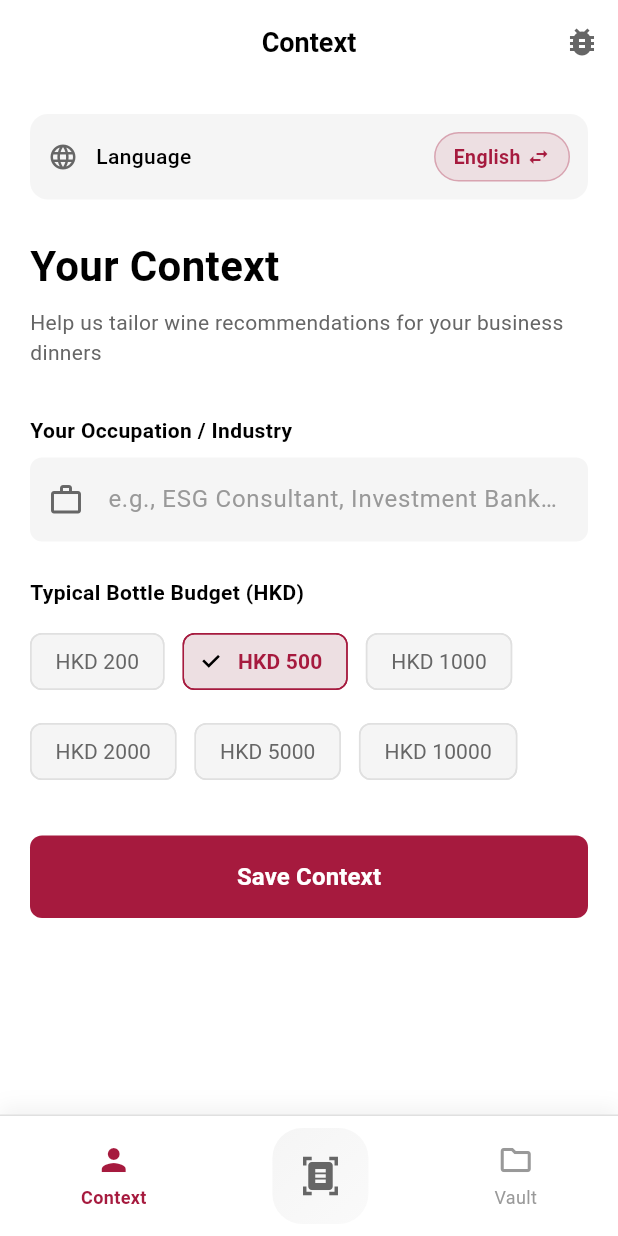
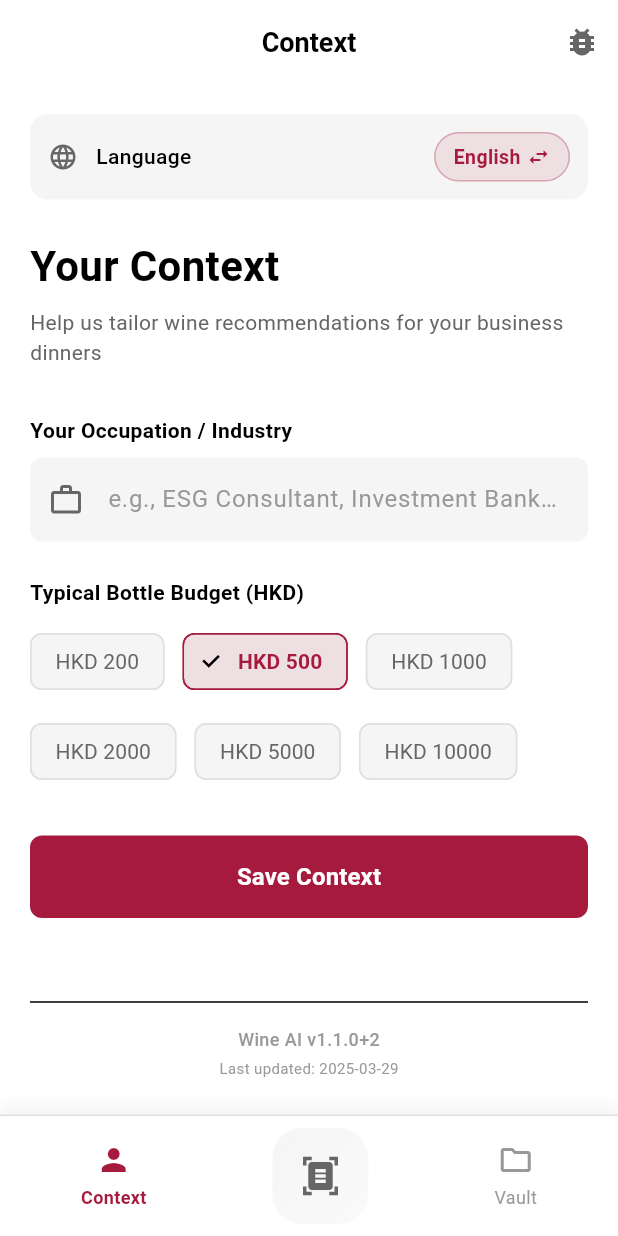
Before and after one commit to aibuddygame/wine-ai-app, a Flutter app: the screen it shows after launch, on a phone screen of 412 x 824 dp. Run offline on Flutter 3.47's test engine with Material 3 defaults, Android fonts, the phone set to English and light mode, and no system bars; our stand-ins replace flutter_dotenv, hive_flutter, image_picker, shared_preferences, sqflite, sqflite_common_ffi_web; missing offline and left inert: dart:html; accounts and stored records are empty.

Commit message:
Add version number display (v1.1.0+2) to context screen

```diff
--- /dev/null
+++ b/lib/core/constants/app_version.dart
@@ -0,0 +1,23 @@
+/// App version constants
+/// Update this file when releasing new versions
+class AppVersion {
+  static const String version = '1.1.0';
+  static const int buildNumber = 2;
+  static const String fullVersion = 'v$version+$buildNumber';
+
+  static const String lastUpdated = '2025-03-29';
+  static const String releaseNotes = '''
+v1.1.0 (Build 2) - March 29, 2025
+- Added scanned wine image display on results page
+- Fixed database debug screen to use Hive
+- Added cache expiration (30 days)
+- Added version number display
+- Fixed compilation errors
+
+v1.0.0 (Build 1) - Initial Release
+- Wine scanning with Kimi AI
+- Social scripts generation
+- Vault with gamification
+- Traditional Chinese localization
+''';
+}
--- a/lib/features/context/context_screen.dart
+++ b/lib/features/context/context_screen.dart
@@ -5,6 +5,7 @@ import '../../core/constants/app_constants.dart';
 import '../../providers/user_provider.dart';
 import '../../providers/language_provider.dart';
 import '../../ui/components/vivino_components.dart';
+import '../../core/constants/app_version.dart';
 
 class ContextScreen extends StatefulWidget {
   const ContextScreen({super.key});
@@ -109,6 +110,8 @@ class _ContextScreenState extends State<ContextScreen> {
                   const SizedBox(height: 32),
                   if (hasUser && !_isEditing) _buildProfileCard(user, l10n),
                   if (!hasUser || _isEditing) _buildEditForm(hasUser, l10n),
+                  const SizedBox(height: 32),
+                  _buildVersionInfo(),
                 ],
               ),
             ),
@@ -393,4 +396,33 @@ class _ContextScreenState extends State<ContextScreen> {
       ],
     );
   }
+
+  Widget _buildVersionInfo() {
+    return Container(
+      width: double.infinity,
+      padding: const EdgeInsets.symmetric(vertical: 16),
+      child: Column(
+        children: [
+          const Divider(),
+          const SizedBox(height: 8),
+          Text(
+            'Wine AI ${AppVersion.fullVersion}',
+            style: const TextStyle(
+              fontSize: 12,
+              color: VivinoColors.textTertiary,
+              fontWeight: FontWeight.w500,
+            ),
+          ),
+          const SizedBox(height: 4),
+          Text(
+            'Last updated: ${AppVersion.lastUpdated}',
+            style: const TextStyle(
+              fontSize: 10,
+              color: VivinoColors.textTertiary,
+            ),
+          ),
+        ],
+      ),
+    );
+  }
 }
--- a/pubspec.yaml
+++ b/pubspec.yaml
@@ -1,7 +1,7 @@
 name: wine_ai
 description: "Wine AI - Social Survival Tool for Business Dinners"
 publish_to: 'none'
-version: 1.0.0+1
+version: 1.1.0+2
 
 environment:
   sdk: ^3.11.1
```
